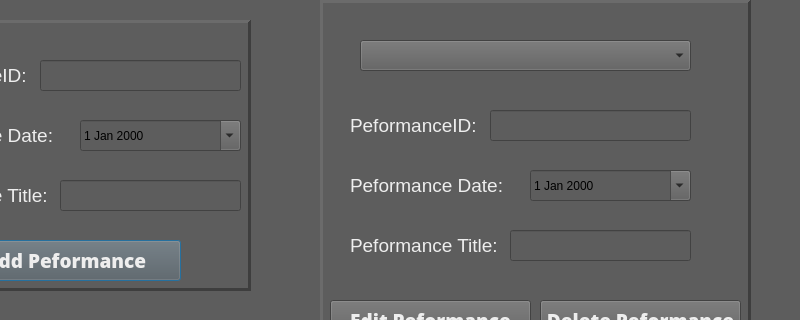
This is Staff/CreateEdit/CreateEditConsole.ui in renekthesnek/Booking-System as Qt 5 draws it before an edit; both pictures show x 200 to 1000 and y 100 to 420 of the 1000 by 600 pixel window. The edited form follows.
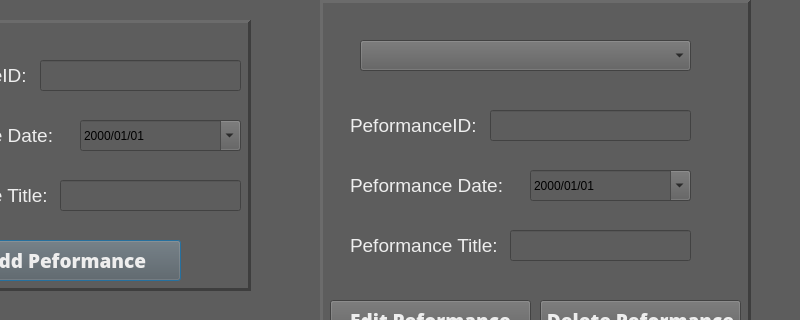
This is the edited form.

Commit message: added the addition of performances to database

Patch:
```diff
--- a/Staff/CreateEdit/CreateEditConsole.ui
+++ b/Staff/CreateEdit/CreateEditConsole.ui
@@ -149,6 +149,9 @@
       <height>31</height>
      </rect>
     </property>
+    <property name="displayFormat">
+     <string>yyyy/MM/dd</string>
+    </property>
     <property name="calendarPopup">
      <bool>true</bool>
     </property>
@@ -318,6 +321,9 @@
       <height>31</height>
      </rect>
     </property>
+    <property name="displayFormat">
+     <string>yyyy/MM/dd</string>
+    </property>
     <property name="calendarPopup">
      <bool>true</bool>
     </property>
```
Left out of the diff: 24 changed lines with no effect on the pictures. The commit also changes 2 other files.
